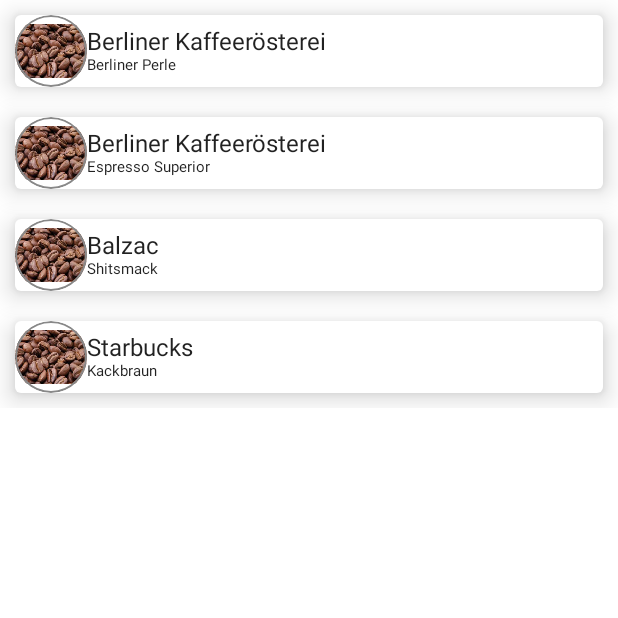
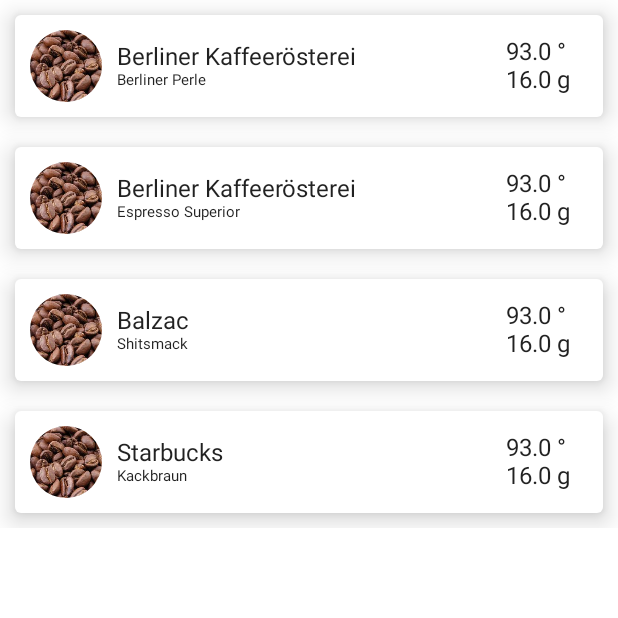
Before and after one commit to dirk-rosenau/Baristatis, an Android app built with Jetpack Compose: the screen it shows after launch (MainActivity), after a tap on "Berliner Kaffeerösterei", on a phone screen of 412 x 824 dp, the top half of it. Run offline under Robolectric (Android 15) with nearby library versions, the phone set to English and light mode, and no system bars; 2 statements that could not run were skipped.

Commit message:
Added simple navigation

```diff
--- a/app/build.gradle
+++ b/app/build.gradle
@@ -4,7 +4,7 @@ plugins {
 }
 
 android {
-    compileSdk 30
+    compileSdk 31
 
     defaultConfig {
         applicationId "com.dr.baristatis"
--- a/app/src/main/java/com/dr/baristatis/MainActivity.kt
+++ b/app/src/main/java/com/dr/baristatis/MainActivity.kt
@@ -1,34 +1,28 @@
 package com.dr.baristatis
 
 import android.os.Bundle
-import android.widget.Toast
 import androidx.activity.ComponentActivity
 import androidx.activity.compose.setContent
-import androidx.compose.foundation.Image
-import androidx.compose.foundation.border
-import androidx.compose.foundation.clickable
-import androidx.compose.foundation.layout.*
-import androidx.compose.foundation.shape.CircleShape
-import androidx.compose.material.Card
+import androidx.compose.foundation.layout.Column
 import androidx.compose.material.MaterialTheme
 import androidx.compose.material.Surface
-import androidx.compose.material.Text
 import androidx.compose.runtime.Composable
-import androidx.compose.ui.Alignment
-import androidx.compose.ui.Modifier
-import androidx.compose.ui.draw.clip
-import androidx.compose.ui.graphics.Color
-import androidx.compose.ui.res.painterResource
 import androidx.compose.ui.tooling.preview.Preview
-import androidx.compose.ui.unit.dp
-import androidx.compose.ui.unit.sp
+import androidx.navigation.NavType
+import androidx.navigation.compose.NavHost
+import androidx.navigation.compose.composable
+import androidx.navigation.compose.navArgument
 import androidx.navigation.compose.rememberNavController
+import com.dr.baristatis.commons.OnMyCoffeeItemClicked
+import com.dr.baristatis.model.MyCoffeeData
+import com.dr.baristatis.ui.elements.CoffeeCard
+import com.dr.baristatis.ui.elements.CoffeeDetails
 import com.dr.baristatis.ui.theme.BaristatisTheme
 import com.dr.baristatis.ui.vm.MainViewModel
 import org.koin.androidx.viewmodel.ext.android.viewModel
 
 class MainActivity : ComponentActivity() {
-    private val viewModel: MainViewModel by viewModel<MainViewModel>()
+    private val viewModel: MainViewModel by viewModel()
 
     override fun onCreate(savedInstanceState: Bundle?) {
         super.onCreate(savedInstanceState)
@@ -36,58 +30,37 @@ class MainActivity : ComponentActivity() {
             BaristatisTheme {
                 // A surface container using the 'background' color from the theme
                 Surface(color = MaterialTheme.colors.background) {
-
-                    CoffeeList(viewModel.getCoffees(), onMyCoffeeItemClicked = { item ->
-                        Toast.makeText(
-                            applicationContext,
-                            item.name, Toast.LENGTH_LONG
-                        ).show()
-                    })
+                    val navController = rememberNavController()
+                    NavHost(navController = navController, startDestination = "coffeeList") {
+                        composable("coffeeList") {
+                            CoffeeList(viewModel.getCoffees(), onMyCoffeeItemClicked = { item ->
+                                navController.navigate("details/${item.id}")
+                            })
+                        }
+                        composable(
+                            "details/{itemId}",
+                            arguments = listOf(navArgument("itemId") { type = NavType.IntType })
+                        ) { backStackEntry ->
+                            backStackEntry.arguments?.getInt("itemId")?.also { itemId ->
+                                viewModel.getItem(itemId)?.also {
+                                    CoffeeDetails(it)
+                                }
+                            }
+                        }
+                    }
                 }
             }
         }
     }
 }
 
-
 @Composable
 fun CoffeeList(coffeeData: List<MyCoffeeData>, onMyCoffeeItemClicked: OnMyCoffeeItemClicked) {
     Column {
-        coffeeData.forEach{
+        coffeeData.forEach {
             CoffeeCard(myCoffeeData = it, onMyCoffeeItemClicked)
         }
     }
-}
-
-typealias OnMyCoffeeItemClicked = (MyCoffeeData) -> Unit
-
-@Composable
-fun CoffeeCard(myCoffeeData: MyCoffeeData, onMyCoffeeItemClicked: OnMyCoffeeItemClicked) {
-    Card(
-        modifier = Modifier
-            .fillMaxWidth()
-            .padding(10.dp)
-            .clickable { onMyCoffeeItemClicked(myCoffeeData) },
-        elevation = 10.dp
-    ) {
-        Row(
-            verticalAlignment = Alignment.CenterVertically
-        ) {
-            Image(
-                painter = painterResource(id = R.drawable.coffee_beans),
-                contentDescription = "",
-                modifier = Modifier
-                    .size(48.dp)
-                    .clip(CircleShape)                       // clip to the circle shape
-                    .border(1.dp, Color.Gray, CircleShape)
-            )  // add a border (optional))
-            Column {
-                Text(text = myCoffeeData.manufacturer)
-                Text(text = myCoffeeData.name, fontSize = 10.sp)
-            }
-        }
-    }
-
 }
 
 @Preview(showBackground = true)
@@ -95,6 +68,6 @@ fun CoffeeCard(myCoffeeData: MyCoffeeData, onMyCoffeeItemClicked: OnMyCoffeeItem
 fun DefaultPreview() {
     BaristatisTheme {
         //CoffeeCard(myCoffeeData = getCoffeeData())
-     //   CoffeeList({})
+        //   CoffeeList({})
     }
 }
--- /dev/null
+++ b/app/src/main/java/com/dr/baristatis/commons/Alias.kt
@@ -0,0 +1,5 @@
+package com.dr.baristatis.commons
+
+import com.dr.baristatis.model.MyCoffeeData
+
+typealias OnMyCoffeeItemClicked = (MyCoffeeData) -> Unit
--- a/app/src/main/java/com/dr/baristatis/MyCoffeeData.kt
+++ b/app/src/main/java/com/dr/baristatis/model/MyCoffeeData.kt
@@ -1,6 +1,7 @@
-package com.dr.baristatis
+package com.dr.baristatis.model
 
 data class MyCoffeeData(
+    val id: Int,
     val name: String,
     val manufacturer: String,
     val prefferredBrewingTemperature: Float,
--- a/app/src/main/java/com/dr/baristatis/repository/CoffeeRepository.kt
+++ b/app/src/main/java/com/dr/baristatis/repository/CoffeeRepository.kt
@@ -1,13 +1,13 @@
 package com.dr.baristatis.repository
 
-import com.dr.baristatis.MyCoffeeData
+import com.dr.baristatis.model.MyCoffeeData
 
 class CoffeeRepository {
     fun getCoffees() = listOf(
-        MyCoffeeData("Berliner Perle", "Berliner Kaffeerösterei", 93f, "1:2", "", 100, 0, 16f),
-        MyCoffeeData("Espresso Superior", "Berliner Kaffeerösterei", 93f, "1:2", "", 100, 0, 16f),
-        MyCoffeeData("Shitsmack", "Balzac", 93f, "1:2", "", 100, 0, 16f),
-        MyCoffeeData("Kackbraun", "Starbucks", 93f, "1:2", "", 100, 0, 16f)
+        MyCoffeeData(1,"Berliner Perle", "Berliner Kaffeerösterei", 93f, "1:2", "", 100, 0, 16f),
+        MyCoffeeData(2,"Espresso Superior", "Berliner Kaffeerösterei", 93f, "1:2", "", 100, 0, 16f),
+        MyCoffeeData(3,"Shitsmack", "Balzac", 93f, "1:2", "", 100, 0, 16f),
+        MyCoffeeData(4,"Kackbraun", "Starbucks", 93f, "1:2", "", 100, 0, 16f)
     )
 
 }
--- /dev/null
+++ b/app/src/main/java/com/dr/baristatis/ui/elements/CoffeeCard.kt
@@ -0,0 +1,56 @@
+package com.dr.baristatis.ui.elements
+
+import androidx.compose.foundation.Image
+import androidx.compose.foundation.clickable
+import androidx.compose.foundation.layout.*
+import androidx.compose.foundation.shape.CircleShape
+import androidx.compose.material.Card
+import androidx.compose.material.Text
+import androidx.compose.runtime.Composable
+import androidx.compose.ui.Alignment
+import androidx.compose.ui.Modifier
+import androidx.compose.ui.draw.clip
+import androidx.compose.ui.layout.ContentScale
+import androidx.compose.ui.res.painterResource
+import androidx.compose.ui.unit.dp
+import androidx.compose.ui.unit.sp
+import com.dr.baristatis.R
+import com.dr.baristatis.commons.OnMyCoffeeItemClicked
+import com.dr.baristatis.model.MyCoffeeData
+
+
+@Composable
+fun CoffeeCard(myCoffeeData: MyCoffeeData, onMyCoffeeItemClicked: OnMyCoffeeItemClicked) {
+    Card(
+        modifier = Modifier
+            .fillMaxWidth()
+            .padding(10.dp)
+            .clickable { onMyCoffeeItemClicked(myCoffeeData) },
+        elevation = 10.dp
+    ) {
+        Row(
+            verticalAlignment = Alignment.CenterVertically,
+            modifier = Modifier.fillMaxWidth()
+        ) {
+            Image(
+                painter = painterResource(id = R.drawable.coffee_beans), // TODO use image from data
+                contentDescription = "",
+                contentScale = ContentScale.Crop,
+                modifier = Modifier
+                    .padding(10.dp)
+                    .size(48.dp)
+                    .clip(CircleShape)                       // clip to the circle shape
+
+            )  // add a border (optional))
+            Column(Modifier.weight(4f)) {
+                Text(text = myCoffeeData.manufacturer)
+                Text(text = myCoffeeData.name, fontSize = 10.sp)
+            }
+            Column(modifier = Modifier.weight(1f)) {
+                Text(text = "${myCoffeeData.prefferredBrewingTemperature} °")
+                Text(text = "${myCoffeeData.weightInPortafilter} g")
+            }
+        }
+    }
+
+}
--- /dev/null
+++ b/app/src/main/java/com/dr/baristatis/ui/elements/CoffeeDetails.kt
@@ -0,0 +1,10 @@
+package com.dr.baristatis.ui.elements
+
+import androidx.compose.material.Text
+import androidx.compose.runtime.Composable
+import com.dr.baristatis.model.MyCoffeeData
+
+@Composable
+fun CoffeeDetails(item: MyCoffeeData) {
+    Text(text = "Test! ${item.name}")
+}
--- a/app/src/main/java/com/dr/baristatis/ui/vm/MainViewModel.kt
+++ b/app/src/main/java/com/dr/baristatis/ui/vm/MainViewModel.kt
@@ -3,6 +3,7 @@ package com.dr.baristatis.ui.vm
 import androidx.lifecycle.ViewModel
 import com.dr.baristatis.repository.CoffeeRepository
 
-class MainViewModel(private val coffeeRepository: CoffeeRepository): ViewModel() {
+class MainViewModel(private val coffeeRepository: CoffeeRepository) : ViewModel() {
     fun getCoffees() = coffeeRepository.getCoffees()
+    fun getItem(itemId: Int) = coffeeRepository.getCoffees().find { it.id == itemId }
 }
```
